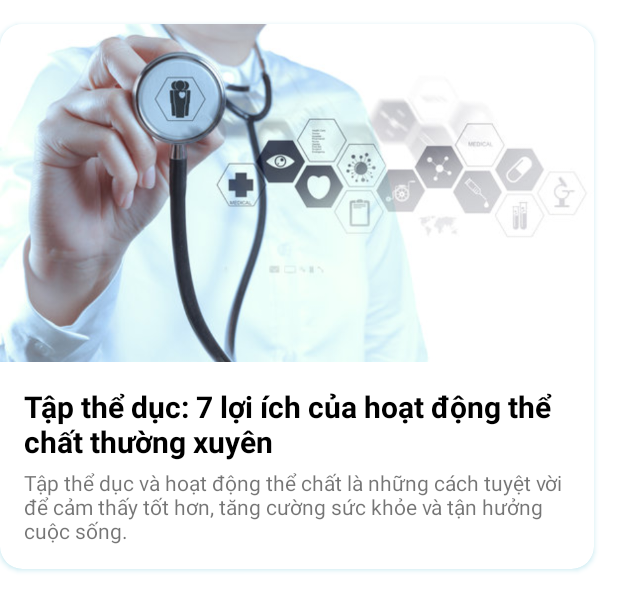
After one commit to nguyennhung1529/HealthMonitoringSystem, an Android app: the layout item_post.xml on its own in the app's theme, with its tools: preview values and no code run, on a phone screen of 412 x 824 dp. The commit adds this screen. Shown: the top 611 px of the screen. Run offline under Robolectric (Android 15) with nearby library versions, the phone set to English and light mode, and no system bars.

Commit message:
complete adapter for Post object

```diff
--- a/app/src/main/res/layout/activity_post.xml
+++ b/app/src/main/res/layout/activity_post.xml
@@ -10,8 +10,8 @@
         android:id="@+id/rcv_user"
         android:layout_width="match_parent"
         android:layout_height="match_parent"
-        android:layout_marginStart="10dp"
-        android:layout_marginBottom="10dp"
+        android:layout_marginStart="16dp"
+        android:layout_marginBottom="16dp"
         app:layout_constraintBottom_toBottomOf="parent"
         app:layout_constraintEnd_toEndOf="parent"
         app:layout_constraintStart_toStartOf="parent"
--- /dev/null
+++ b/app/src/main/res/layout/item_post.xml
@@ -0,0 +1,63 @@
+<?xml version="1.0" encoding="utf-8"?>
+<androidx.cardview.widget.CardView xmlns:android="http://schemas.android.com/apk/res/android"
+    xmlns:app="http://schemas.android.com/apk/res-auto"
+    android:id="@+id/layout_item_post"
+    android:layout_marginTop="16dp"
+    android:layout_marginEnd="16dp"
+    android:orientation="vertical"
+    android:gravity="center_vertical"
+    app:cardCornerRadius="15dp"
+    android:outlineSpotShadowColor="@color/dark_blue"
+    android:layout_width="match_parent"
+    android:layout_height="wrap_content">
+
+    <androidx.constraintlayout.widget.ConstraintLayout
+        android:layout_width="match_parent"
+        android:layout_height="match_parent">
+
+        <ImageView
+            android:id="@+id/ivImagePost"
+            android:layout_width="match_parent"
+            android:layout_height="wrap_content"
+            android:maxHeight="400dp"
+            android:adjustViewBounds="true"
+            android:focusable="true"
+            android:focusableInTouchMode="true"
+            android:scaleType="centerCrop"
+            android:contentDescription="@string/anh_bai_viet"
+            android:src="@drawable/img_post_default"
+            app:layout_constraintStart_toStartOf="parent"
+            app:layout_constraintEnd_toEndOf="parent"
+            app:layout_constraintTop_toTopOf="parent" />
+
+        <LinearLayout
+            android:layout_width="match_parent"
+            android:layout_height="wrap_content"
+            android:padding="16dp"
+            android:orientation="vertical"
+            app:layout_constraintStart_toStartOf="parent"
+            app:layout_constraintEnd_toEndOf="parent"
+            app:layout_constraintTop_toBottomOf="@+id/ivImagePost">
+
+            <TextView
+                android:id="@+id/tvTitlePost"
+                android:layout_width="match_parent"
+                android:layout_height="wrap_content"
+                android:textSize="@dimen/font_20"
+                android:textStyle="bold"
+                android:textColor="@color/black"
+                android:text="@string/post_title"/>
+            <TextView
+                android:id="@+id/tvDescriptionPost"
+                android:layout_width="match_parent"
+                android:layout_height="wrap_content"
+                android:layout_marginTop="4dp"
+                android:maxLines="3"
+                android:text="@string/post_description"/>
+
+        </LinearLayout>
+
+    </androidx.constraintlayout.widget.ConstraintLayout>
+
+
+</androidx.cardview.widget.CardView>
--- a/app/src/main/res/values/colors.xml
+++ b/app/src/main/res/values/colors.xml
@@ -11,4 +11,5 @@
     <color name="dark_blue">#009BBD</color>
     <color name="dark_blue_1">#00BCD4</color>
     <color name="dark_blue_2">#00BCD4</color>
+    <color name="light_blue">#CBDBF9FF</color>
 </resources>
--- a/app/src/main/res/values/dimens.xml
+++ b/app/src/main/res/values/dimens.xml
@@ -9,4 +9,5 @@
     <dimen name="font_banner">42sp</dimen>
     <dimen name="font_normal_16">16sp</dimen>
     <dimen name="font_content_10">10sp</dimen>
+    <dimen name="font_20">20sp</dimen>
 </resources>
--- a/app/src/main/res/values/strings.xml
+++ b/app/src/main/res/values/strings.xml
@@ -126,6 +126,9 @@
     <string name="empty_value">_</string>
     <string name="no_water">0/10</string>
     <string name="no_step">0</string>
+    <string name="anh_bai_viet">Ảnh bài viết</string>
+    <string name="post_title">Tập thể dục: 7 lợi ích của hoạt động thể chất thường xuyên</string>
+    <string name="post_description">Tập thể dục và hoạt động thể chất là những cách tuyệt vời để cảm thấy tốt hơn, tăng cường sức khỏe và tận hưởng cuộc sống.</string>
 
 
 </resources>
```
Also changed, not shown: app/src/main/java/com/example/healthmonitor/adapter/PostAdapter.java (added, +71 -0 lines), app/src/main/res/drawable/layout_post.xml (added, +7 -0 lines), app/src/main/res/drawable/img_post_default.png (added).
